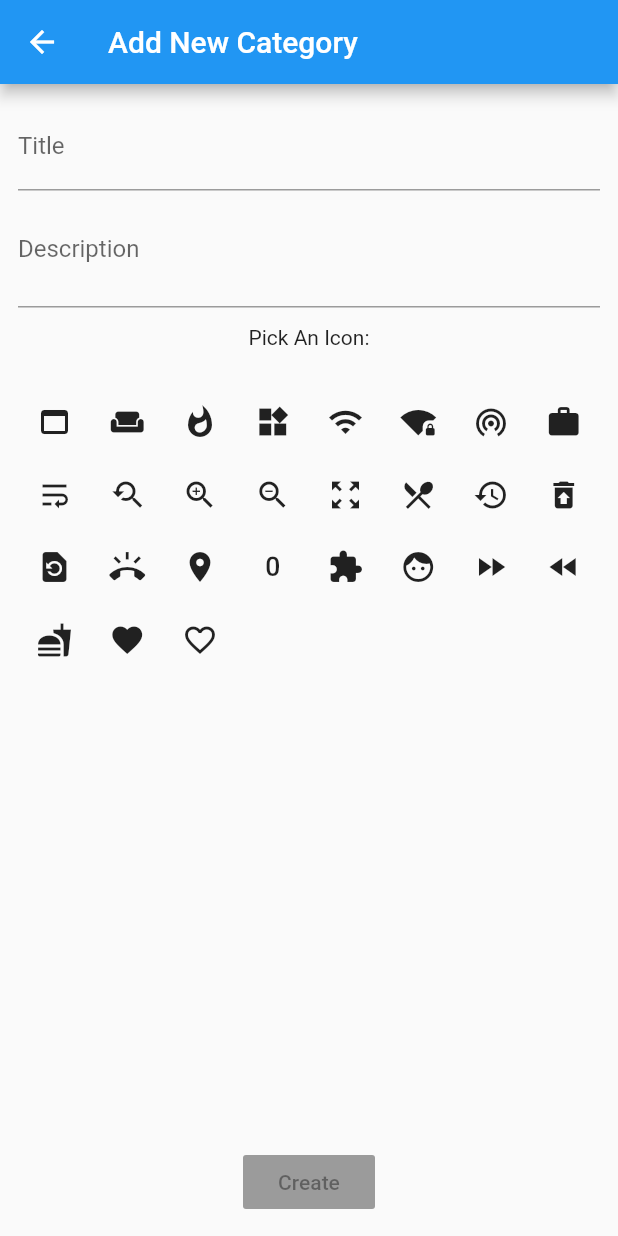
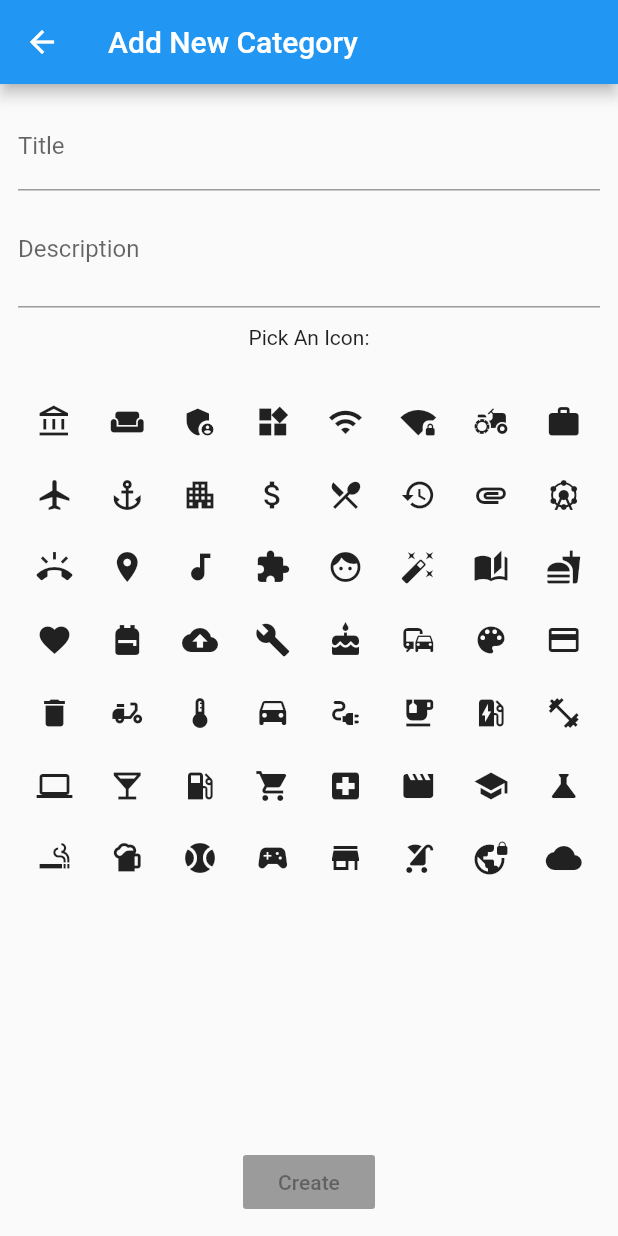
Before and after one commit to Peyton232/hack_bu, a Flutter app: the AddCategory screen opened directly with empty values, on a phone screen of 412 x 824 dp. Run offline on Flutter 3.47's test engine with Material 2 defaults, Android fonts, the phone set to English and light mode, and no system bars; our stand-ins replace built_collection, built_value, rxdart, settings_ui, sqflite; accounts and stored records are empty; generated files the repository leaves out were written again.

Commit message:
Correct/Added Icons for Categories and got expenses_service to have no errors

```diff
--- a/lib/db/services/category_service.dart
+++ b/lib/db/services/category_service.dart
@@ -1,6 +1,6 @@
 import 'package:built_collection/built_collection.dart';
 import 'package:built_value/serializer.dart';
-import 'file:///C:/Users/noble/AndroidStudioProjects/hackBU/hack_bu/lib/db/offline_db_provider.dart';
+import '../offline_db_provider.dart';
 import 'package:expense_manager/models/category_model.dart';
 import 'package:expense_manager/models/serializers.dart';
 import 'package:flutter/material.dart';
--- a/lib/main.dart
+++ b/lib/main.dart
@@ -1,4 +1,4 @@
-import 'package:expense_manager/Insults/Insults.dart';
+import 'package:expense_manager/insults/Insults.dart';
 import 'package:flutter/cupertino.dart';
 import 'package:expense_manager/Data/constants.dart';
 import 'package:flutter/material.dart';
--- a/lib/routes/addCategory.dart
+++ b/lib/routes/addCategory.dart
@@ -81,33 +81,62 @@ class _AddCategoryState extends State<AddCategory> {
 
   _showIconGrid(CategoryModel category) {
     var ls = [
-      Icons.web_asset,
+      Icons.account_balance_outlined,
       Icons.weekend,
-      Icons.whatshot,
+      Icons.admin_panel_settings,
       Icons.widgets,
       Icons.wifi,
       Icons.wifi_lock,
-      Icons.wifi_tethering,
+      Icons.agriculture,
       Icons.work,
-      Icons.wrap_text,
-      Icons.youtube_searched_for,
-      Icons.zoom_in,
-      Icons.zoom_out,
-      Icons.zoom_out_map,
+      Icons.airplanemode_active,
+      Icons.anchor,
+      Icons.apartment,
+      Icons.attach_money,
       Icons.restaurant_menu,
       Icons.restore,
-      Icons.restore_from_trash,
-      Icons.restore_page,
+      Icons.attachment,
+      Icons.attractions,
       Icons.ring_volume,
       Icons.room,
-      Icons.exposure_zero,
+      Icons.audiotrack,
       Icons.extension,
       Icons.face,
-      Icons.fast_forward,
-      Icons.fast_rewind,
+      Icons.auto_fix_high,
+      Icons.auto_stories,
       Icons.fastfood,
       Icons.favorite,
-      Icons.favorite_border,
+      Icons.backpack,
+      Icons.backup,
+      Icons.build,
+      Icons.cake,
+      Icons.commute,
+      Icons.color_lens,
+      Icons.credit_card,
+      Icons.delete,
+      Icons.delivery_dining,
+      Icons.device_thermostat,
+      Icons.drive_eta,
+      Icons.electrical_services,
+      Icons.emoji_food_beverage,
+      Icons.ev_station,
+      Icons.fitness_center,
+      Icons.laptop,
+      Icons.local_bar,
+      Icons.local_gas_station,
+      Icons.local_grocery_store,
+      Icons.local_hospital,
+      Icons.movie,
+      Icons.school,
+      Icons.science,
+      Icons.smoking_rooms,
+      Icons.sports_bar,
+      Icons.sports_baseball,
+      Icons.sports_esports,
+      Icons.store,
+      Icons.stroller,
+      Icons.vpn_lock,
+      Icons.wb_cloudy,
     ];
 
     return GridView.count(
```
Also changed, not shown: lib/db/services/expense_service.dart (+22 -22 lines).
